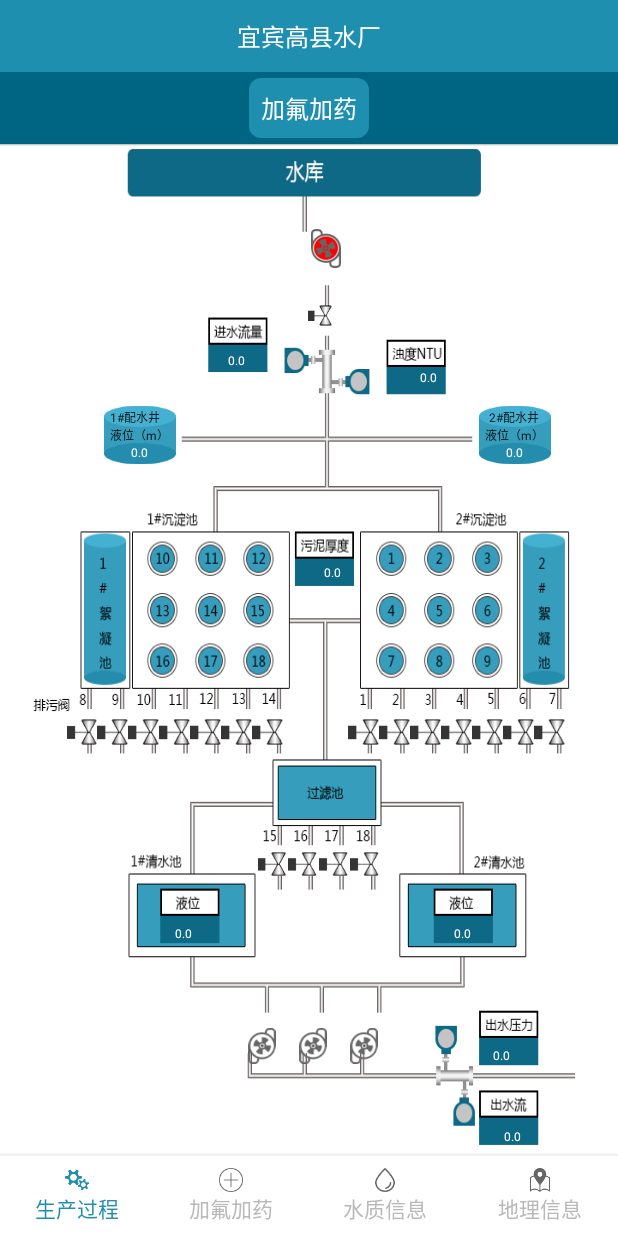
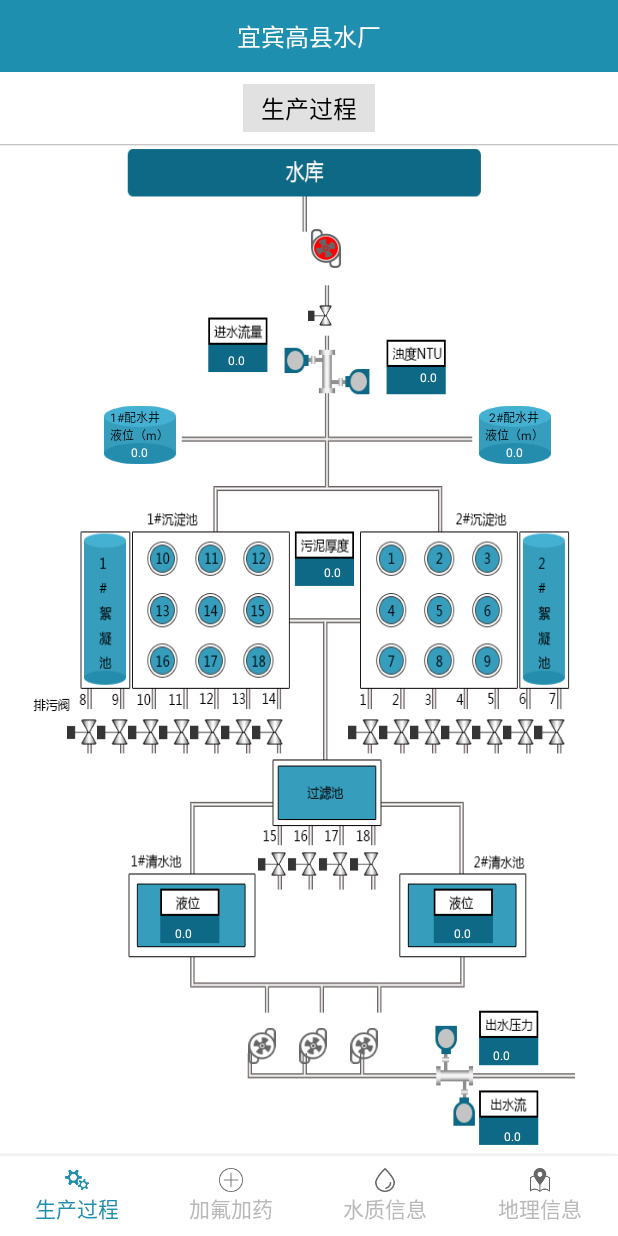
Before and after one commit to sooglejay/WaterQualityManage, an Android app: the ProductionProcessFragment screen opened directly, with no data from a screen before it, on a phone screen of 412 x 824 dp. Run offline under Robolectric (Android 15) with nearby library versions, the phone set to English and light mode, and no system bars; libraries missing offline, so code that uses them is left out: com.baidu.mapapi, de.greenrobot.event, retrofit.client; pictures from the network do not load; 32 statements that could not run were skipped.

Commit message:
fix project

```diff
--- a/App/app/src/main/AndroidManifest.xml
+++ b/App/app/src/main/AndroidManifest.xml
@@ -25,7 +25,7 @@
     <uses-permission android:name="android.permission.READ_LOGS" />
 
     <application
-        android:name=".application.DemoApplication"
+        android:name=".application.GaoXianApplication"
         android:allowBackup="true"
         android:icon="@mipmap/ic_launcher"
         android:label="@string/app_name"
--- a/App/app/src/main/java/com/gaoxian/Constant/IntConstant.java
+++ b/App/app/src/main/java/com/gaoxian/Constant/IntConstant.java
@@ -12,4 +12,8 @@ public class IntConstant {
     public static final int State_close = 1;//关
     public static final int State_error = 2;//错误
 
+
+    public static final int refreshIntervalOneMinute =1 * 60 * 1000;//1分钟刷新
+    public static final int refreshIntervalFiveMinute =5* 60 * 1000;//5分钟刷新
+
 }
--- a/App/app/src/main/java/com/gaoxian/Constant/StringConstant.java
+++ b/App/app/src/main/java/com/gaoxian/Constant/StringConstant.java
@@ -15,7 +15,7 @@ public class StringConstant {
     public static final String back  = "back";
 
 
-    public static final String apiKey  = "weiqi";
+    public static final String weiqi = "weiqi";
 
 
     public static String defaultStationName = "宜宾高县水厂";
--- a/App/app/src/main/java/com/gaoxian/application/DemoApplication.java
+++ b/App/app/src/main/java/com/gaoxian/application/GaoXianApplication.java
@@ -3,14 +3,17 @@ package com.gaoxian.application;
 import android.app.Application;
 
 import com.baidu.mapapi.SDKInitializer;
+import com.gaoxian.util.CarNetCrashHandler;
 
-public class DemoApplication extends Application {
+public class GaoXianApplication extends Application {
 
 	@Override
 	public void onCreate() {
 		super.onCreate();
 		// 在使用 SDK 各组间之前初始化 context 信息，传入 ApplicationContext
 		SDKInitializer.initialize(this);
+		CarNetCrashHandler mCustomCrashHandler = CarNetCrashHandler.getInstance();
+		mCustomCrashHandler.setCustomCrashHanler(getApplicationContext());
 	}
 
 }
--- a/App/app/src/main/java/com/gaoxian/fragment/AddMedicineFragment.java
+++ b/App/app/src/main/java/com/gaoxian/fragment/AddMedicineFragment.java
@@ -9,9 +9,7 @@ import android.view.View;
 import android.view.ViewGroup;
 import android.widget.ImageView;
 import android.widget.LinearLayout;
-import android.widget.RelativeLayout;
 import android.widget.TextView;
-import android.widget.Toast;
 
 import com.gaoxian.Constant.IntConstant;
 import com.gaoxian.Constant.NetWorkConstant;
@@ -109,12 +107,12 @@ public class AddMedicineFragment extends BaseFragment {
         runnable=new Runnable() {
             @Override
             public void run() {
-                handler.postDelayed(this,60000);//刷新频率为1分钟
+                handler.postDelayed(this,IntConstant.refreshIntervalOneMinute);//刷新频率为1分钟
                 getChlorineDosingData();
                 getChlorineDosingState();
             }
         };
-        handler.postDelayed(runnable,60000);//执行定时操作
+        handler.postDelayed(runnable,IntConstant.refreshIntervalOneMinute);//执行定时操作
     }
 
     private void setUp(View view, Bundle savedInstanceState) {
@@ -260,7 +258,7 @@ public class AddMedicineFragment extends BaseFragment {
      * 测试加氟加药
      */
     private void getChlorineDosingData() {
-        GetChlorineDosingDataUtil.getChlorineDosingData(AddMedicineFragment.this.getActivity(), PreferenceUtil.load(AddMedicineFragment.this.getActivity(), PreferenceConstant.AreaCode, ""), StringConstant.apiKey, new NetCallback<NetWorkResultBean<ChlorineDosingDataPackge>>(AddMedicineFragment.this.getActivity()) {
+        GetChlorineDosingDataUtil.getChlorineDosingData(AddMedicineFragment.this.getActivity(), PreferenceUtil.load(AddMedicineFragment.this.getActivity(), PreferenceConstant.AreaCode, ""), StringConstant.weiqi, new NetCallback<NetWorkResultBean<ChlorineDosingDataPackge>>(AddMedicineFragment.this.getActivity()) {
             @Override
             public void onFailure(RetrofitError error) {
 
@@ -307,7 +305,7 @@ public class AddMedicineFragment extends BaseFragment {
      * 获取加氯加药状态信息
      */
     private void getChlorineDosingState() {
-        GetChlorineDosingDataUtil.getChlorineDosingState(AddMedicineFragment.this.getActivity(), PreferenceUtil.load(AddMedicineFragment.this.getActivity(), PreferenceConstant.AreaCode, ""), StringConstant.apiKey, new NetCallback<NetWorkResultBean<ChlorineDosingStatePackge>>(AddMedicineFragment.this.getActivity()) {
+        GetChlorineDosingDataUtil.getChlorineDosingState(AddMedicineFragment.this.getActivity(), PreferenceUtil.load(AddMedicineFragment.this.getActivity(), PreferenceConstant.AreaCode, ""), StringConstant.weiqi, new NetCallback<NetWorkResultBean<ChlorineDosingStatePackge>>(AddMedicineFragment.this.getActivity()) {
             @Override
             public void onFailure(RetrofitError error) {
 
--- a/App/app/src/main/java/com/gaoxian/fragment/MapInfoFragment.java
+++ b/App/app/src/main/java/com/gaoxian/fragment/MapInfoFragment.java
@@ -7,7 +7,6 @@ import android.view.MotionEvent;
 import android.view.View;
 import android.view.ViewGroup;
 import android.widget.Button;
-import android.widget.TextView;
 
 import com.baidu.mapapi.map.BaiduMap;
 import com.baidu.mapapi.map.BitmapDescriptor;
@@ -32,7 +31,6 @@ import com.gaoxian.model.NetWorkResultBean;
 import com.gaoxian.model.StationInfo;
 import com.gaoxian.model.StationInfoPackge;
 import com.gaoxian.util.PreferenceUtil;
-import com.gaoxian.widget.TitleBar;
 import com.gaoxian.widget.WaterStationInfoDialog;
 
 import java.util.ArrayList;
@@ -194,7 +192,7 @@ public class MapInfoFragment extends BaseFragment {
     }
 
     private void getWMGetStation() {
-        GetStationsUtil.getStations(MapInfoFragment.this.getActivity(), PreferenceUtil.load(this.getActivity(), PreferenceConstant.AreaCode, ""), StringConstant.apiKey, new NetCallback<NetWorkResultBean<StationInfoPackge>>(MapInfoFragment.this.getActivity()) {
+        GetStationsUtil.getStations(MapInfoFragment.this.getActivity(), PreferenceUtil.load(this.getActivity(), PreferenceConstant.AreaCode, ""), StringConstant.weiqi, new NetCallback<NetWorkResultBean<StationInfoPackge>>(MapInfoFragment.this.getActivity()) {
             @Override
             public void onFailure(RetrofitError error) {
 
@@ -232,9 +230,6 @@ public class MapInfoFragment extends BaseFragment {
         // 在activity执行onDestroy时执行mMapView.onDestroy()，实现地图生命周期管理
         mBaiduMap.clear();
         mMapView.onDestroy();
-        mMapView = null;
-        mWaterStationDialogInfo = null;
-
     }
 
 }
--- a/App/app/src/main/java/com/gaoxian/fragment/ProductionProcessFragment.java
+++ b/App/app/src/main/java/com/gaoxian/fragment/ProductionProcessFragment.java
@@ -4,17 +4,13 @@ import android.content.Context;
 import android.os.Bundle;
 import android.os.Handler;
 import android.support.annotation.Nullable;
-import android.support.v4.widget.Space;
 import android.util.Log;
 import android.view.LayoutInflater;
 import android.view.View;
 import android.view.ViewGroup;
-import android.widget.FrameLayout;
 import android.widget.ImageView;
 import android.widget.LinearLayout;
-import android.widget.RelativeLayout;
 import android.widget.TextView;
-import android.widget.Toast;
 
 import com.gaoxian.Constant.IntConstant;
 import com.gaoxian.Constant.NetWorkConstant;
@@ -54,6 +50,8 @@ public class ProductionProcessFragment extends BaseFragment {
     //定时操作
     final Handler handler=new Handler();
     private Runnable runnable;
+
+    private Context mContext;
 
     private TextView tv_JSZD01;//进水浊度
     private TextView tv_WNHD01;//污泥厚度01
@@ -109,6 +107,7 @@ public class ProductionProcessFragment extends BaseFragment {
 
     @Override
     public void onViewCreated(View view, @Nullable Bundle savedInstanceState) {
+        mContext = view.getContext().getApplicationContext();
         setUp(view, savedInstanceState);
         getProductionData();
         getProductionState();
@@ -119,7 +118,7 @@ public class ProductionProcessFragment extends BaseFragment {
         titleBar.initTitleBarInfo(PreferenceUtil.load(this.getActivity(),
                         PreferenceConstant.StationName,
                         StringConstant.defaultStationName),
-                StringConstant.tabAddMedicine);
+                StringConstant.tabProductionProcess);
 
         layout_bottom = (View) view.findViewById(R.id.layout_bottom);
         layout_view = (LinearLayout) view.findViewById(R.id.layout_view);
@@ -172,12 +171,12 @@ public class ProductionProcessFragment extends BaseFragment {
         runnable=new Runnable() {
             @Override
             public void run() {
-                handler.postDelayed(this,60000);//刷新频率为1分钟
+                handler.postDelayed(this,IntConstant.refreshIntervalOneMinute);//刷新频率为1分钟
                 getProductionData();
                 getProductionState();
             }
         };
-        handler.postDelayed(runnable,60000);//执行定时操作
+        handler.postDelayed(runnable,IntConstant.refreshIntervalOneMinute);//执行定时操作
     }
 
     private void setUpLisenter() {
@@ -263,10 +262,10 @@ public class ProductionProcessFragment extends BaseFragment {
      * 获取生产控制信息
      */
     private void getProductionData() {
-        GetProductionDataRetrofitUtil.getProductionData(ProductionProcessFragment.this.getActivity(),PreferenceUtil.load(ProductionProcessFragment.this.getActivity(),
+        GetProductionDataRetrofitUtil.getProductionData(mContext,PreferenceUtil.load(getActivity().getApplicationContext(),
                         PreferenceConstant.AreaCode,""),
-                StringConstant.apiKey,
-                new NetCallback<NetWorkResultBean<ProductionDataPackge>>(ProductionProcessFragment.this.getActivity()) {
+                StringConstant.weiqi,
+                new NetCallback<NetWorkResultBean<ProductionDataPackge>>(mContext) {
             @Override
             public void onFailure(RetrofitError error) {
             }
@@ -299,10 +298,10 @@ public class ProductionProcessFragment extends BaseFragment {
                         //配水井的水位高度
                         float value = (float)bean.getSCKZData();
                         int scale = (int)(value*10/IntConstant.SUM_VALUE);
-                        int backgroundResId = iconSpellID(PSJ_ICON_STRING+scale,ProductionProcessFragment.this.getActivity());
+                        int backgroundResId = iconSpellID(PSJ_ICON_STRING+scale,mContext);
                         iv_left_water_box.setImageResource(backgroundResId);
 
-                        PreferenceUtil.save(ProductionProcessFragment.this.getActivity(), PreferenceConstant.psj1, bean.getSCKZData()+"");
+                        PreferenceUtil.save(mContext, PreferenceConstant.psj1, bean.getSCKZData()+"");
                         EventBus.getDefault().post(new IntEvent(IntEvent.Msg_RefreshData));
 
                     } else if (bean.getSCKZCode().equals(NetWorkConstant.PSJYW02)) {
@@ -313,11 +312,11 @@ public class ProductionProcessFragment extends BaseFragment {
                         //配水井的水位高度
                         float value = (float)bean.getSCKZData();
                         int scale = (int)(value*10/IntConstant.SUM_VALUE);
-                        int backgroundResId = iconSpellID(PSJ_ICON_STRING+scale,ProductionProcessFragment.this.getActivity());
+                        int backgroundResId = iconSpellID(PSJ_ICON_STRING+scale,mContext);
                         iv_right_water_box.setImageResource(backgroundResId);
 
 
-                        PreferenceUtil.save(ProductionProcessFragment.this.getActivity(), PreferenceConstant.psj2, bean.getSCKZData()+"");
+                        PreferenceUtil.save(mContext, PreferenceConstant.psj2, bean.getSCKZData()+"");
                     } else if (bean.getSCKZCode().equals(NetWorkConstant.QSCYW01)) {
                         tv_QSCYW01.setText("" + bean.getSCKZData());
 
@@ -334,11 +333,11 @@ public class ProductionProcessFragment extends BaseFragment {
      * 获取生产控制信息
      */
     private void getProductionState() {
-        GetProductionDataRetrofitUtil.getProductionState(ProductionProcessFragment.this.getActivity(),
-                PreferenceUtil.load(ProductionProcessFragment.this.getActivity(),
+        GetProductionDataRetrofitUtil.getProductionState(mContext,
+                PreferenceUtil.load(mContext,
                         PreferenceConstant.AreaCode, ""),
-                StringConstant.apiKey,
-                new NetCallback<NetWorkResultBean<ProductionStatePackge>>(ProductionProcessFragment.this.getActivity()) {
+                StringConstant.weiqi,
+                new NetCallback<NetWorkResultBean<ProductionStatePackge>>(mContext) {
                     @Override
                     public void onFailure(RetrofitError error) {
 
--- a/App/app/src/main/java/com/gaoxian/fragment/WaterQualityInfoFragment.java
+++ b/App/app/src/main/java/com/gaoxian/fragment/WaterQualityInfoFragment.java
@@ -11,6 +11,7 @@ import android.view.ViewGroup;
 import android.widget.LinearLayout;
 import android.widget.TextView;
 
+import com.gaoxian.Constant.IntConstant;
 import com.gaoxian.Constant.PreferenceConstant;
 import com.gaoxian.Constant.StringConstant;
 import com.gaoxian.R;
@@ -70,11 +71,11 @@ public class WaterQualityInfoFragment extends BaseFragment {
         runnable = new Runnable() {
             @Override
             public void run() {
-                handler.postDelayed(this, 300000);//刷新频率为5分钟
+                handler.postDelayed(this, IntConstant.refreshIntervalFiveMinute);//刷新频率为5分钟
                 getWQInfo(getActivity());
             }
         };
-        handler.postDelayed(runnable, 300000);//执行定时操作
+        handler.postDelayed(runnable, IntConstant.refreshIntervalFiveMinute);//执行定时操作
     }
 
     /**
--- a/App/app/src/main/res/layout/activity_loginpage.xml
+++ b/App/app/src/main/res/layout/activity_loginpage.xml
@@ -14,7 +14,7 @@
         android:layout_marginRight="@dimen/most_big_padding"
         android:layout_height="wrap_content">
         <EditText
-            android:id="@+id/username_edittext"
+            android:id="@+id/et_user_name"
             android:layout_width="match_parent"
             android:layout_height="wrap_content"
             android:hint="请输入用户名"
@@ -30,7 +30,7 @@
             />
 
         <EditText
-            android:id="@+id/password_edittext"
+            android:id="@+id/et_password"
             android:layout_width="match_parent"
             android:layout_height="wrap_content"
             android:minHeight="48dp"
@@ -52,7 +52,7 @@
             android:textColor="#00526b"
             android:textSize="18dp" />
         <Button
-            android:id="@+id/login_bn"
+            android:id="@+id/bt_login"
             android:layout_width="match_parent"
             android:layout_marginTop="@dimen/middle_padding"
             android:layout_height="wrap_content"
--- a/App/app/src/main/res/layout/item_water_info.xml
+++ b/App/app/src/main/res/layout/item_water_info.xml
@@ -17,12 +17,14 @@
             android:id="@+id/tv_name"
             android:layout_width="wrap_content"
             android:gravity="top|center"
+            android:textColor="@color/black_color"
             android:layout_gravity="top|center_horizontal"
             android:layout_height="wrap_content"
             android:text="高锰酸钾溶液"
             android:textSize="12sp" />
         <TextView
             android:id="@+id/tv_digit"
+            android:textColor="@color/black_color"
             android:layout_width="wrap_content"
             android:gravity="top|center"
             android:layout_gravity="top|center_horizontal"
@@ -31,6 +33,7 @@
             android:textSize="12sp" />
         <TextView
             android:id="@+id/tv_unit"
+            android:textColor="@color/black_color"
             android:layout_width="wrap_content"
             android:layout_height="wrap_content"
             android:text="mg/L"
--- a/App/app/src/main/res/layout/view_titlebar.xml
+++ b/App/app/src/main/res/layout/view_titlebar.xml
@@ -12,25 +12,22 @@
         android:gravity="center"
         android:text="宜宾高县水厂"
         android:textColor="@color/white_color"
-        android:textSize="@dimen/big_textsize"></TextView>
+        android:textSize="@dimen/big_textsize"/>
 
-
-    <LinearLayout
-        android:layout_width="match_parent"
-        android:minHeight="48dp"
+    <TextView
+        android:id="@+id/tv_tab_name"
+        android:layout_width="wrap_content"
         android:layout_height="wrap_content"
-        android:background="@color/title_bar_bottom_bg_color"
+        android:layout_gravity="center"
+        android:layout_marginTop="@dimen/small_padding"
+        android:layout_marginBottom="@dimen/small_padding"
+        android:background="#e1e1e1"
         android:gravity="center"
-        android:orientation="horizontal">
-
-        <TextView
-            android:id="@+id/tv_tab_name"
-            android:layout_width="wrap_content"
-            android:layout_height="wrap_content"
-            android:background="@drawable/shape_8_base"
-            android:padding="@dimen/small_padding"
-            android:text="水质信息"
-            android:textColor="@color/white_color"
-            android:textSize="@dimen/big_textsize" />
-    </LinearLayout>
+        android:paddingBottom="@dimen/little_padding"
+        android:paddingLeft="@dimen/middle_padding"
+        android:paddingRight="@dimen/middle_padding"
+        android:paddingTop="@dimen/little_padding"
+        android:text="水质信息"
+        android:textColor="@color/black_color"
+        android:textSize="@dimen/big_textsize" />
 </LinearLayout>
```
Also changed, not shown: App/app/src/main/java/com/gaoxian/ui/LoginPageActivity.java (+34 -25 lines), App/app/src/main/java/com/gaoxian/util/CarNetCrashHandler.java (+3 -6 lines), App/app/src/main/res/drawable-mdpi/icon_water_station.png, App/app/src/main/res/drawable-mdpi/icon_water_station_selected.png.
